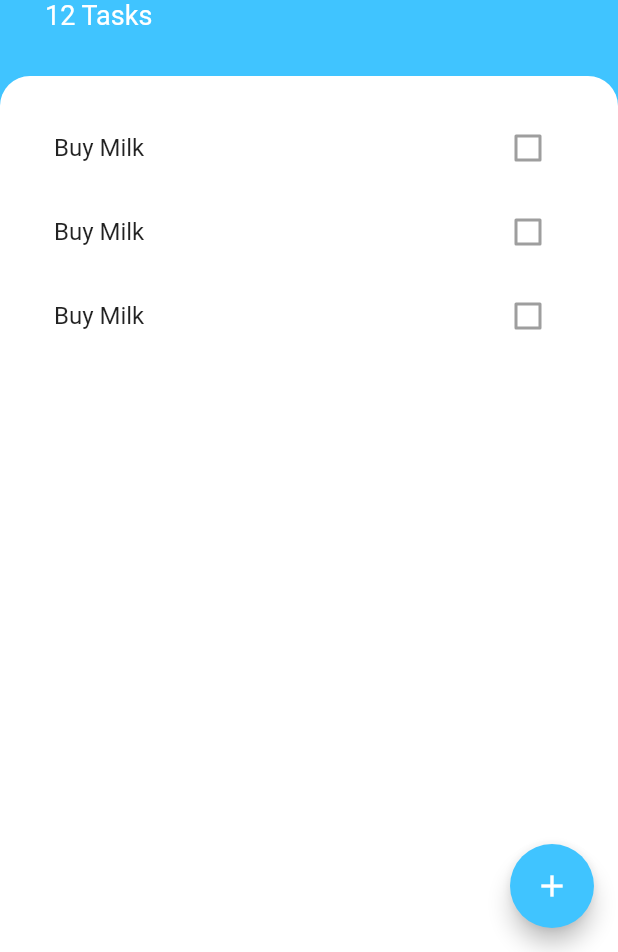
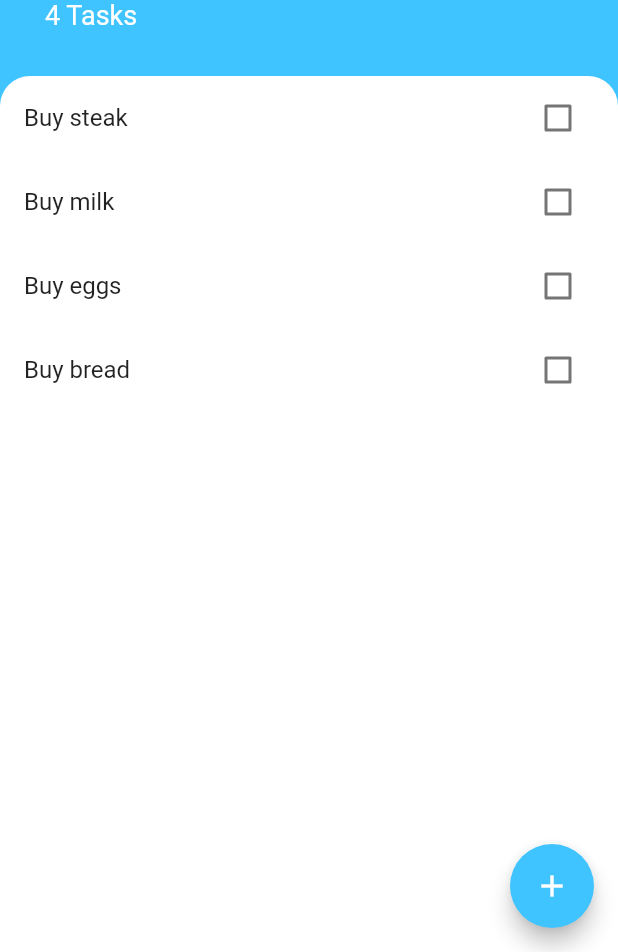
Before and after one commit to FXschwartz/todo, a Flutter app: the screen it shows after launch, on a phone screen of 412 x 824 dp, the part 284-1236 px from its top. Run offline on Flutter 3.47's test engine with Material 2 defaults, Android fonts, the phone set to English and light mode, and no system bars.

Commit message:
Added ability to add to the todo list.

```diff
--- /dev/null
+++ b/lib/models/task.dart
@@ -0,0 +1,10 @@
+class Task {
+  final String name;
+  bool isDone;
+
+  Task({this.name, this.isDone = false});
+
+  void toggleDone() {
+    isDone = !isDone;
+  }
+}
--- a/lib/screens/tasks_screen.dart
+++ b/lib/screens/tasks_screen.dart
@@ -1,8 +1,35 @@
 import 'package:flutter/material.dart';
 import 'package:todo/widgets/task_list.dart';
 import 'add_task_screen.dart';
+import 'package:todo/models/task.dart';
 
-class TasksScreen extends StatelessWidget {
+class TasksScreen extends StatefulWidget {
+  @override
+  _TasksScreenState createState() => _TasksScreenState();
+}
+
+class _TasksScreenState extends State<TasksScreen> {
+  List<Task> tasks = [
+    Task(name: 'Buy steak'),
+    Task(name: 'Buy milk'),
+    Task(name: 'Buy eggs'),
+    Task(name: 'Buy bread')
+  ];
+
+  void updateTaskState(bool checkboxState, int index) {
+    setState(() {
+      tasks[index].toggleDone();
+    });
+  }
+
+  void updateTaskList(BuildContext context, String newTask) {
+    print(newTask);
+    setState(() {
+      tasks.add(Task(name: newTask));
+    });
+    Navigator.pop(context);
+  }
+
   @override
   Widget build(BuildContext context) {
     return Scaffold(
@@ -10,7 +37,13 @@ class TasksScreen extends StatelessWidget {
       floatingActionButton: FloatingActionButton(
         onPressed: () {
           showModalBottomSheet(
-              context: context, builder: (context) => AddTaskScreen());
+            context: context,
+            builder: (context) => AddTaskScreen(
+              addTaskCallback: (newValue) {
+                updateTaskList(context, newValue);
+              },
+            ),
+          );
         },
         backgroundColor: Colors.lightBlueAccent,
         child: Icon(
@@ -47,7 +80,7 @@ class TasksScreen extends StatelessWidget {
                   ),
                 ),
                 Text(
-                  '12 Tasks',
+                  '${tasks.length} Tasks',
                   style: TextStyle(
                     color: Colors.white,
                     fontSize: 18,
@@ -65,7 +98,10 @@ class TasksScreen extends StatelessWidget {
                   topRight: Radius.circular(20.0),
                 ),
               ),
-              child: TasksList(),
+              child: TasksList(
+                tasks: tasks,
+                taskListCallback: updateTaskState,
+              ),
             ),
           ),
         ],
--- a/lib/widgets/task_list.dart
+++ b/lib/widgets/task_list.dart
@@ -1,16 +1,24 @@
 import 'package:flutter/material.dart';
 import 'task_tile.dart';
+import 'package:todo/models/task.dart';
 
 class TasksList extends StatelessWidget {
+  final List<Task> tasks;
+  final Function taskListCallback;
+  TasksList({this.tasks, this.taskListCallback});
   @override
   Widget build(BuildContext context) {
-    return ListView(
-      padding: EdgeInsets.symmetric(horizontal: 20.0, vertical: 20.0),
-      children: [
-        TaskTile(),
-        TaskTile(),
-        TaskTile(),
-      ],
+    return ListView.builder(
+      itemBuilder: (context, index) {
+        return TaskTile(
+          taskTitle: tasks[index].name,
+          isChecked: tasks[index].isDone,
+          checkboxCallback: (newValue) {
+            taskListCallback(newValue, index);
+          },
+        );
+      },
+      itemCount: tasks.length,
     );
   }
 }
--- a/lib/widgets/task_tile.dart
+++ b/lib/widgets/task_tile.dart
@@ -1,46 +1,26 @@
 import 'package:flutter/material.dart';
 
-class TaskTile extends StatefulWidget {
-  @override
-  _TaskTileState createState() => _TaskTileState();
-}
+class TaskTile extends StatelessWidget {
+  final bool isChecked;
+  final String taskTitle;
+  final Function checkboxCallback;
 
-class _TaskTileState extends State<TaskTile> {
-  bool isChecked = false;
+  TaskTile({this.isChecked, this.taskTitle, this.checkboxCallback});
 
   @override
   Widget build(BuildContext context) {
     return ListTile(
       title: Text(
-        'Buy Milk',
+        taskTitle,
         style: TextStyle(
           decoration: isChecked ? TextDecoration.lineThrough : null,
         ),
       ),
-      trailing: TaskCheckbox(
-        checkboxState: isChecked,
-        toggleCheckboxState: (bool checkboxState) {
-          setState(() {
-            isChecked = checkboxState;
-          });
-        },
+      trailing: Checkbox(
+        activeColor: Colors.lightBlueAccent,
+        value: isChecked,
+        onChanged: checkboxCallback,
       ),
     );
   }
 }
-
-class TaskCheckbox extends StatelessWidget {
-  final bool checkboxState;
-  final Function toggleCheckboxState;
-
-  TaskCheckbox({this.checkboxState, this.toggleCheckboxState});
-
-  @override
-  Widget build(BuildContext context) {
-    return Checkbox(
-      activeColor: Colors.lightBlueAccent,
-      value: checkboxState,
-      onChanged: toggleCheckBoxState,
-    );
-  }
-}
```
Also changed, not shown: lib/screens/add_task_screen.dart (+17 -2 lines).
